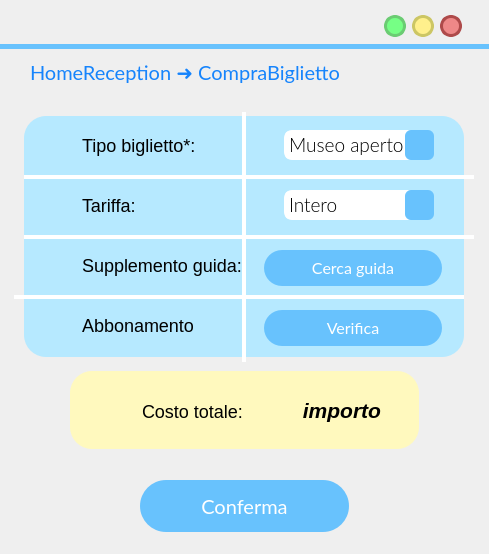
MrPio/MuseoOmero, file frontend/ui/VistaCompraBiglietto.ui: the form before one commit.
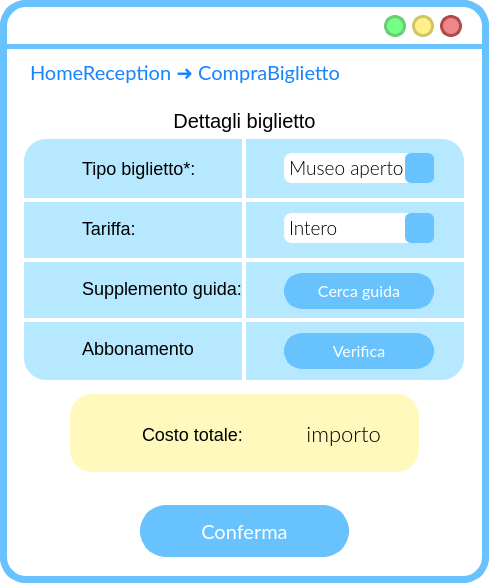
The form after the commit. Icons and pictures are not drawn.

The edit to the form file:
```diff
--- a/frontend/ui/VistaCompraBiglietto.ui
+++ b/frontend/ui/VistaCompraBiglietto.ui
@@ -7,14 +7,32 @@
     <x>0</x>
     <y>0</y>
     <width>489</width>
-    <height>554</height>
+    <height>583</height>
    </rect>
   </property>
   <property name="windowTitle">
    <string>MainWindow</string>
   </property>
   <property name="styleSheet">
-   <string notr="true"/>
+   <string notr="true">QWidget{
+background:rgb(255, 255, 255);
+border-radius:26px;
+border-color:rgb(104, 194, 253);
+border-style: solid;
+border-width:7;
+}
+QLabel{
+border-width:0;
+font: 16pt &quot;Lato Light&quot;;
+}
+QAbstractItemView {
+    border: 3px solid  rgb(104, 194, 253);  
+border-radius:8px;
+  selection-background-color:  rgb(104, 194, 253);
+margin:-2px;
+text-align:center;
+border-width:5;
+}</string>
   </property>
   <widget class="QWidget" name="centralwidget">
    <widget class="QPushButton" name="pushButton_3">
@@ -190,7 +208,7 @@
     <property name="geometry">
      <rect>
       <x>24</x>
-      <y>116</y>
+      <y>139</y>
       <width>440</width>
       <height>241</height>
      </rect>
@@ -368,7 +386,7 @@
     <property name="geometry">
      <rect>
       <x>24</x>
-      <y>175</y>
+      <y>198</y>
       <width>450</width>
       <height>4</height>
      </rect>
@@ -406,7 +424,7 @@
     <property name="geometry">
      <rect>
       <x>24</x>
-      <y>235</y>
+      <y>258</y>
       <width>450</width>
       <height>4</height>
      </rect>
@@ -444,7 +462,7 @@
     <property name="geometry">
      <rect>
       <x>14</x>
-      <y>295</y>
+      <y>318</y>
       <width>450</width>
       <height>4</height>
      </rect>
@@ -482,7 +500,7 @@
     <property name="geometry">
      <rect>
       <x>82</x>
-      <y>130</y>
+      <y>153</y>
       <width>131</width>
       <height>31</height>
      </rect>
@@ -501,7 +519,7 @@
     <property name="geometry">
      <rect>
       <x>82</x>
-      <y>190</y>
+      <y>213</y>
       <width>101</width>
       <height>31</height>
      </rect>
@@ -519,7 +537,7 @@
     <property name="geometry">
      <rect>
       <x>82</x>
-      <y>310</y>
+      <y>333</y>
       <width>121</width>
       <height>31</height>
      </rect>
@@ -603,7 +621,7 @@
     <property name="geometry">
      <rect>
       <x>82</x>
-      <y>250</y>
+      <y>273</y>
       <width>161</width>
       <height>31</height>
      </rect>
@@ -621,7 +639,7 @@
     <property name="geometry">
      <rect>
       <x>242</x>
-      <y>112</y>
+      <y>135</y>
       <width>4</width>
       <height>250</height>
      </rect>
@@ -659,7 +677,7 @@
     <property name="geometry">
      <rect>
       <x>94</x>
-      <y>394</y>
+      <y>417</y>
       <width>34</width>
       <height>34</height>
      </rect>
@@ -681,7 +699,7 @@
     <property name="geometry">
      <rect>
       <x>142</x>
-      <y>376</y>
+      <y>399</y>
       <width>101</width>
       <height>71</height>
      </rect>
@@ -699,24 +717,28 @@
     <property name="geometry">
      <rect>
       <x>210</x>
-      <y>390</y>
+      <y>413</y>
       <width>171</width>
       <height>41</height>
      </rect>
     </property>
     <property name="font">
      <font>
+      <family>Lato Light</family>
       <pointsize>-1</pointsize>
+      <weight>50</weight>
+      <italic>false</italic>
+      <bold>false</bold>
      </font>
     </property>
     <property name="styleSheet">
-     <string notr="true">font-size: 16px;
+     <string notr="true">font-size: 22px;
 text-align: left;
 background-color: rgba(255, 255, 255,0);
 </string>
     </property>
     <property name="text">
-     <string>&lt;html&gt;&lt;head/&gt;&lt;body&gt;&lt;p&gt;&lt;span style=&quot; font-size:16pt; font-weight:600; font-style:italic;&quot;&gt;importo&lt;/span&gt;&lt;/p&gt;&lt;/body&gt;&lt;/html&gt;</string>
+     <string>importo</string>
     </property>
     <property name="alignment">
      <set>Qt::AlignRight|Qt::AlignTrailing|Qt::AlignVCenter</set>
@@ -726,7 +748,7 @@
     <property name="geometry">
      <rect>
       <x>140</x>
-      <y>480</y>
+      <y>505</y>
       <width>209</width>
       <height>52</height>
      </rect>
@@ -777,7 +799,7 @@
     <property name="geometry">
      <rect>
       <x>70</x>
-      <y>371</y>
+      <y>394</y>
       <width>349</width>
       <height>78</height>
      </rect>
@@ -799,9 +821,9 @@
    <widget class="QPushButton" name="verificaAbbonamentoButton">
     <property name="geometry">
      <rect>
-      <x>264</x>
-      <y>310</y>
-      <width>178</width>
+      <x>284</x>
+      <y>333</y>
+      <width>150</width>
       <height>36</height>
      </rect>
     </property>
@@ -852,9 +874,9 @@
    <widget class="QPushButton" name="cercaGuidaButton">
     <property name="geometry">
      <rect>
-      <x>264</x>
-      <y>250</y>
-      <width>178</width>
+      <x>284</x>
+      <y>273</y>
+      <width>150</width>
       <height>36</height>
      </rect>
     </property>
@@ -906,7 +928,7 @@
     <property name="geometry">
      <rect>
       <x>284</x>
-      <y>130</y>
+      <y>153</y>
       <width>150</width>
       <height>30</height>
      </rect>
@@ -990,7 +1012,7 @@
     <property name="geometry">
      <rect>
       <x>284</x>
-      <y>190</y>
+      <y>213</y>
       <width>150</width>
       <height>30</height>
      </rect>
@@ -1079,7 +1101,7 @@
     <property name="geometry">
      <rect>
       <x>38</x>
-      <y>310</y>
+      <y>333</y>
       <width>34</width>
       <height>34</height>
      </rect>
@@ -1101,7 +1123,7 @@
     <property name="geometry">
      <rect>
       <x>38</x>
-      <y>250</y>
+      <y>273</y>
       <width>34</width>
       <height>34</height>
      </rect>
@@ -1123,7 +1145,7 @@
     <property name="geometry">
      <rect>
       <x>38</x>
-      <y>190</y>
+      <y>213</y>
       <width>34</width>
       <height>34</height>
      </rect>
@@ -1145,7 +1167,7 @@
     <property name="geometry">
      <rect>
       <x>38</x>
-      <y>130</y>
+      <y>153</y>
       <width>34</width>
       <height>34</height>
      </rect>
@@ -1163,6 +1185,28 @@
      <bool>true</bool>
     </property>
    </widget>
+   <widget class="QLabel" name="label_19">
+    <property name="geometry">
+     <rect>
+      <x>14</x>
+      <y>100</y>
+      <width>461</width>
+      <height>41</height>
+     </rect>
+    </property>
+    <property name="styleSheet">
+     <string notr="true">font-size: 20px;
+text-align: left;
+background-color: rgba(255, 255, 255,0);
+</string>
+    </property>
+    <property name="text">
+     <string>Dettagli biglietto</string>
+    </property>
+    <property name="alignment">
+     <set>Qt::AlignCenter</set>
+    </property>
+   </widget>
    <zorder>label_3</zorder>
    <zorder>pushButton_3</zorder>
    <zorder>pushButton_2</zorder>
```
Left out of the diff: 16 changed lines with no effect on the pictures.
